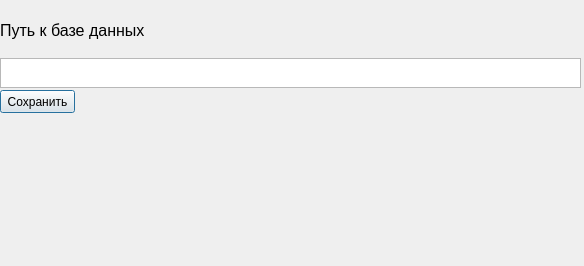
Above: settings.ui from sail004/convertService before the change. Below: the same form after it.
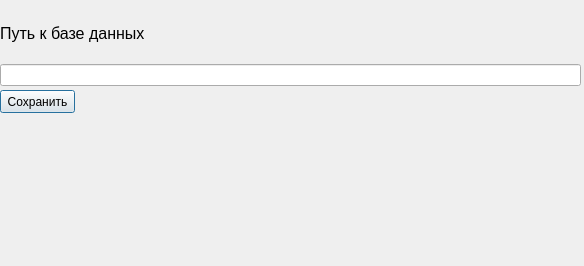
That is the form after the change.

Commit message: тест

The edit to the form file:
```diff
--- a/settings.ui
+++ b/settings.ui
@@ -40,23 +40,7 @@
      </widget>
     </item>
     <item>
-     <widget class="QTextEdit" name="db_way">
-      <property name="maximumSize">
-       <size>
-        <width>16777215</width>
-        <height>30</height>
-       </size>
-      </property>
-      <property name="frameShadow">
-       <enum>QFrame::Plain</enum>
-      </property>
-      <property name="midLineWidth">
-       <number>1</number>
-      </property>
-      <property name="acceptRichText">
-       <bool>false</bool>
-      </property>
-     </widget>
+     <widget class="QLineEdit" name="db_way"/>
     </item>
    </layout>
   </widget>
```
The commit also changes 2 other files.
